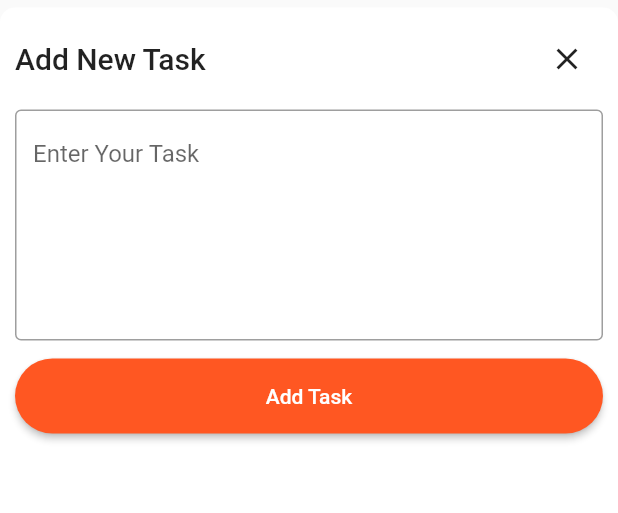
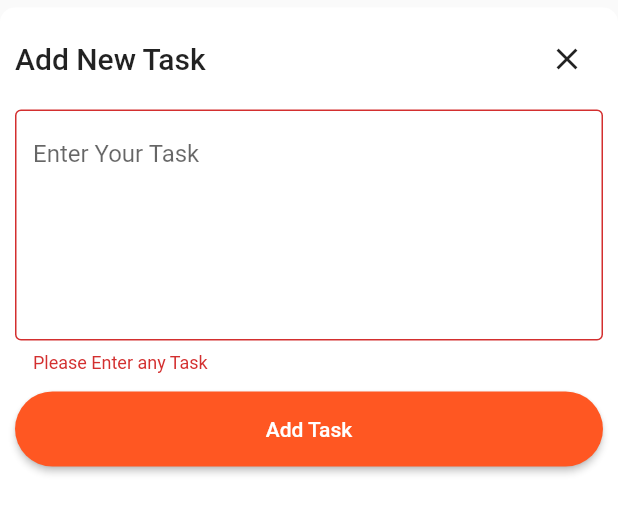
Before and after one commit to Ridoy-paul/static-todo-app-by-flutter, a Flutter app: the AddToDoModal widget shown alone on an empty page, opened directly with empty values, after a tap on "Add Task", on a phone screen of 412 x 824 dp. Shown: the top 513 px of the screen. Run offline on Flutter 3.47's test engine with Material 2 defaults, Android fonts, the phone set to English and light mode, and no system bars.

Commit message:
call back function updated

```diff
--- a/lib/add_new_task_modal.dart
+++ b/lib/add_new_task_modal.dart
@@ -14,6 +14,11 @@ class AddToDoModal extends StatefulWidget {
 }
 
 class _AddToDoModalState extends State<AddToDoModal> {
+
+  final TextEditingController taskTEController = TextEditingController(); // for textField
+  GlobalKey<FormState> _formKey = GlobalKey<
+      FormState>(); // Define Individual form key
+
   @override
   Widget build(BuildContext context) {
     return Container(
@@ -27,6 +32,8 @@ class _AddToDoModalState extends State<AddToDoModal> {
       ),
       //height: MediaQuery.sizeOf(context).height * .9,
       padding: const EdgeInsets.all(10),
+      child: Form(
+        key: _formKey,
         child: Column(
           mainAxisAlignment: MainAxisAlignment.start,
           children: [
@@ -35,7 +42,10 @@ class _AddToDoModalState extends State<AddToDoModal> {
               children: [
                 Text(
                   "Add New Task",
-                style: Theme.of(context).textTheme.titleLarge,
+                  style: Theme
+                      .of(context)
+                      .textTheme
+                      .titleLarge,
                 ),
                 IconButton(
                   onPressed: () {
@@ -49,12 +59,19 @@ class _AddToDoModalState extends State<AddToDoModal> {
               margin: const EdgeInsets.only(top: 10),
               //height: MediaQuery.sizeOf(context).height * 0.4,
               child: TextFormField(
+                controller: taskTEController,
                 //keyboardType: TextInputType.multiline,
                 maxLines: 6,
                 decoration: const InputDecoration(
                   hintText: "Enter Your Task",
                   border: OutlineInputBorder(),
                 ),
+                validator: (String? value) {
+                  if (value!.isEmpty ?? true) {
+                    return "Please Enter any Task";
+                  }
+                  return null;
+                },
               ),
             ),
             const SizedBox(
@@ -64,7 +81,17 @@ class _AddToDoModalState extends State<AddToDoModal> {
               height: 50,
               width: double.infinity,
               child: ElevatedButton(
-              onPressed: () {},
+                onPressed: () {
+                  if (_formKey.currentState!.validate()) {
+                    Task task = Task(
+                      title: taskTEController.text.trim(),
+                      createdDateTime: DateTime.now(),
+                      updatedDateTime: DateTime.now(),
+                    );
+                    widget.onAddTap(task);
+                    Navigator.pop(context);
+                  }
+                },
                 style: ElevatedButton.styleFrom(
                     shape: RoundedRectangleBorder(
                       borderRadius: BorderRadius.circular(100),
@@ -74,6 +101,7 @@ class _AddToDoModalState extends State<AddToDoModal> {
             ),
           ],
         ),
+      ),
     );
   }
 }
--- a/lib/homeScreen.dart
+++ b/lib/homeScreen.dart
@@ -27,11 +27,12 @@ class _HomePageState extends State<HomePage> {
           child: ListView.builder(
             itemCount: taskList.length,
             itemBuilder: (BuildContext context, index) {
-              index++;
               return TaskItem(
                 index: index,
                 taskInfo: taskList[index],
               );
+
+
             },
           ),
         ),
@@ -94,10 +95,10 @@ class TaskItem extends StatelessWidget {
             padding: const EdgeInsets.all(5.0),
             child: ListTile(
               leading: CircleAvatar(
-                child: Text("$index"),
+                child: Text("${index + 1}"),
               ),
               contentPadding: const EdgeInsets.all(2),
-              title: Text("${taskInfo[index].title}"),
+              title: Text("${taskInfo.title}"),
               subtitle: Padding(
                 padding: const EdgeInsets.only(top: 5),
                 child: Text("17 Jan 2023 8:10:33 AM"),
```
Lines whose indentation alone changed are shown as unchanged.
